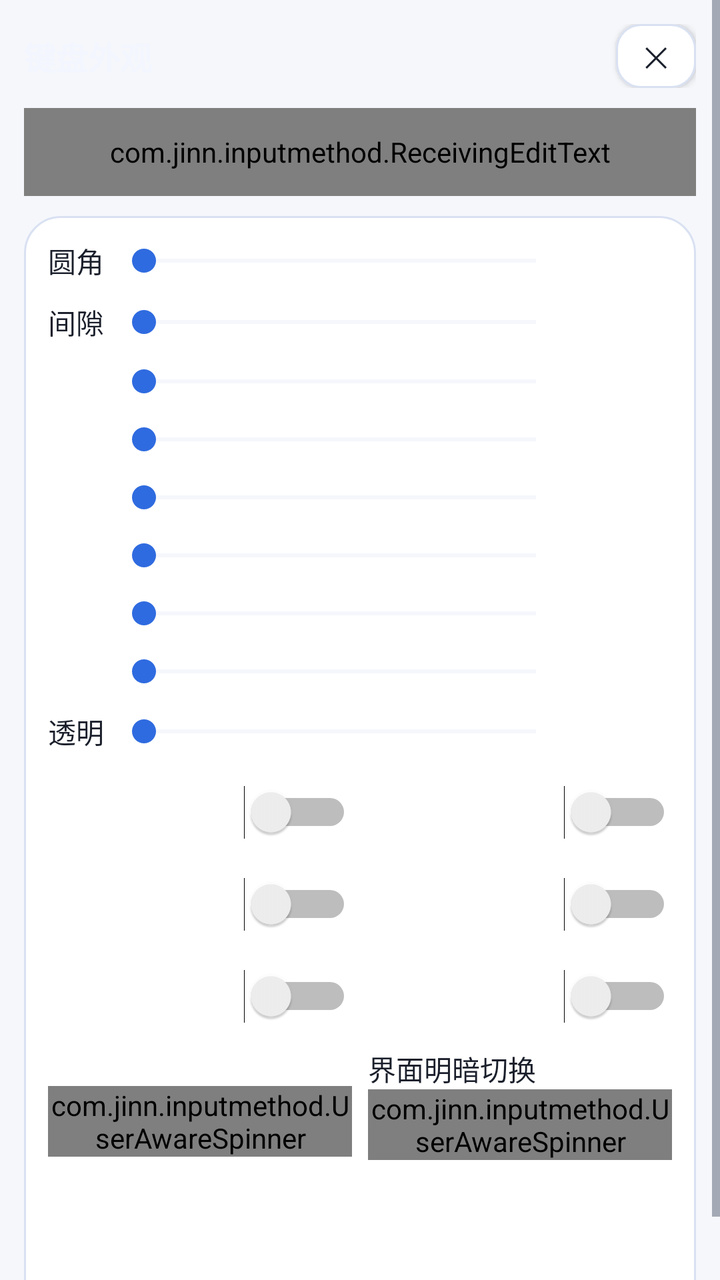
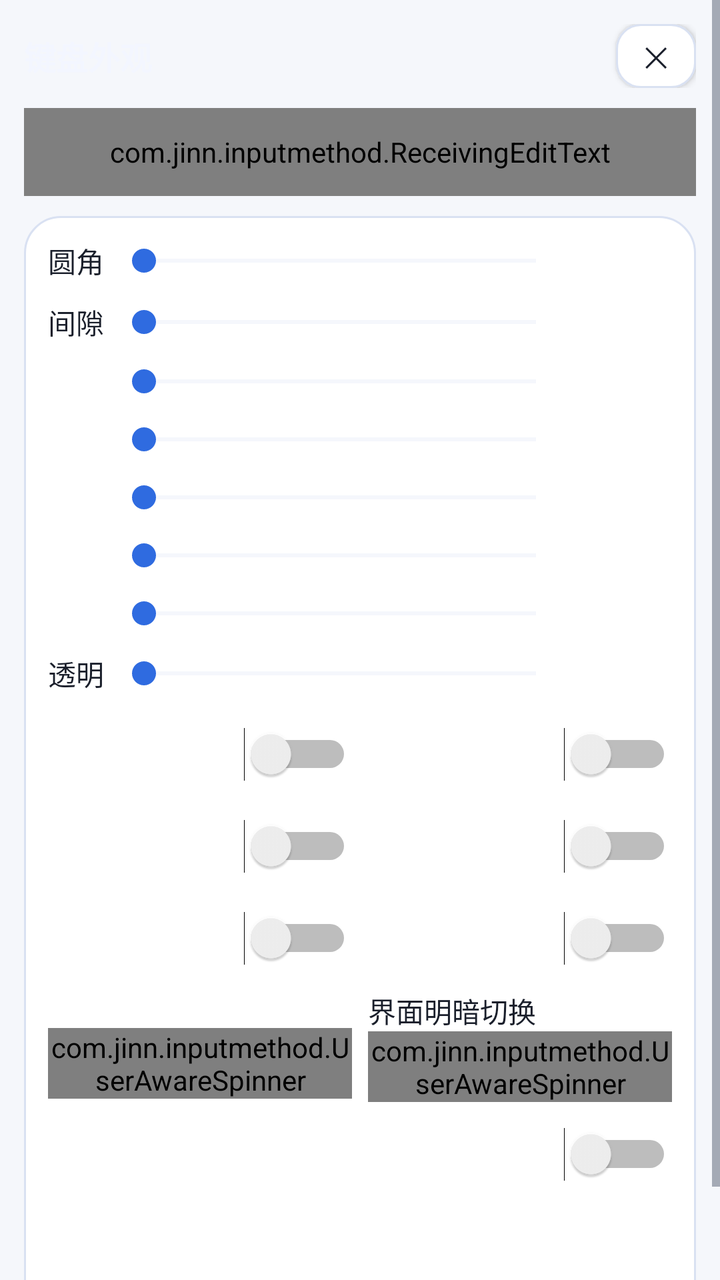

An Android layout rendered at two revisions. The XML below is the earlier revision; the diff shows what the commit changed to produce the second picture.
<!-- AndroidManifest.xml: application theme AppTheme -->
<!-- res/layout/activity_key_appearance.xml -->
<?xml version="1.0" encoding="utf-8"?>
<ScrollView xmlns:android="http://schemas.android.com/apk/res/android"
    android:layout_width="match_parent"
    android:layout_height="match_parent"
    android:fitsSystemWindows="true"
    android:overScrollMode="never">

    <LinearLayout
        android:layout_width="match_parent"
        android:layout_height="wrap_content"
        android:orientation="vertical"
        android:padding="12dp">

        <LinearLayout
            android:layout_width="match_parent"
            android:layout_height="wrap_content"
            android:gravity="center_vertical"
            android:orientation="horizontal">

            <TextView
                android:id="@+id/text_key_appearance_title"
                android:layout_width="0dp"
                android:layout_height="wrap_content"
                android:layout_weight="1"
                android:text="@string/key_appearance_title"
                android:textColor="@color/key_appearance_fg"
                android:textSize="16sp"
                android:textStyle="bold" />

            <Button
                style="@style/SettingsButton"
                android:id="@+id/btn_key_appearance_close"
                android:layout_width="40dp"
                android:layout_height="32dp"
                android:minWidth="0dp"
                android:paddingStart="0dp"
                android:paddingEnd="0dp"
                android:text="@string/symbol_order_close"
                android:textSize="14sp" />
        </LinearLayout>

        
        <com.jinn.inputmethod.ReceivingEditText
            android:layout_width="match_parent"
            android:layout_height="44dp"
            android:layout_marginTop="10dp"
            android:layout_marginBottom="10dp"
            android:background="@drawable/field_aurora"
            android:hint="@string/settings_ime_test_hint"
            android:importantForAutofill="no"
            android:imeOptions="actionDone"
            android:inputType="text"
            android:maxLines="1"
            android:paddingStart="12dp"
            android:paddingEnd="12dp"
            android:textColor="@color/text_primary"
            android:textColorHint="@color/text_secondary"
            android:textSize="14sp" />

        <LinearLayout
            android:layout_width="match_parent"
            android:layout_height="wrap_content"
            android:background="@drawable/card_aurora"
            android:orientation="vertical"
            android:padding="12dp">

            
            <LinearLayout
                android:layout_width="match_parent"
                android:layout_height="wrap_content"
                android:gravity="center_vertical"
                android:orientation="horizontal">

                <TextView
                    android:id="@+id/label_key_corner"
                    android:layout_width="wrap_content"
                    android:layout_height="wrap_content"
                    android:minWidth="32dp"
                    android:text="@string/key_corner_title"
                    android:textColor="@color/text_primary"
                    android:textSize="14sp" />

                <SeekBar
                    android:id="@+id/seek_key_corner"
                    android:layout_width="0dp"
                    android:layout_height="wrap_content"
                    android:layout_marginStart="0dp"
                    android:layout_weight="1"
                    android:progressBackgroundTint="@color/card_stroke"
                    android:progressTint="@color/accent"
                    android:thumbTint="@color/accent" />

                <TextView
                    android:id="@+id/text_key_corner"
                    android:layout_width="wrap_content"
                    android:layout_height="wrap_content"
                    android:gravity="end"
                    android:minWidth="52dp"
                    android:textColor="@color/accent"
                    android:textSize="13sp" />
            </LinearLayout>

            
            <LinearLayout
                android:layout_width="match_parent"
                android:layout_height="wrap_content"
                android:layout_marginTop="10dp"
                android:gravity="center_vertical"
                android:orientation="horizontal">

                <TextView
                    android:id="@+id/label_key_gap"
                    android:layout_width="wrap_content"
                    android:layout_height="wrap_content"
                    android:minWidth="32dp"
                    android:text="@string/key_gap_title"
                    android:textColor="@color/text_primary"
                    android:textSize="14sp" />

                <SeekBar
                    android:id="@+id/seek_key_gap"
                    android:layout_width="0dp"
                    android:layout_height="wrap_content"
                    android:layout_marginStart="0dp"
                    android:layout_weight="1"
                    android:progressBackgroundTint="@color/card_stroke"
                    android:progressTint="@color/accent"
                    android:thumbTint="@color/accent" />

                <TextView
                    android:id="@+id/text_key_gap"
                    android:layout_width="wrap_content"
                    android:layout_height="wrap_content"
                    android:gravity="end"
                    android:minWidth="52dp"
                    android:textColor="@color/accent"
                    android:textSize="13sp" />
            </LinearLayout>

            
            <LinearLayout
                android:layout_width="match_parent"
                android:layout_height="wrap_content"
                android:layout_marginTop="10dp"
                android:gravity="center_vertical"
                android:orientation="horizontal">

                <TextView
                    android:id="@+id/label_key_height"
                    android:layout_width="wrap_content"
                    android:layout_height="wrap_content"
                    android:minWidth="32dp"
                    android:textColor="@color/text_primary"
                    android:textSize="14sp" />

                <SeekBar
                    android:id="@+id/seek_key_height"
                    android:layout_width="0dp"
                    android:layout_height="wrap_content"
                    android:layout_marginStart="0dp"
                    android:layout_weight="1"
                    android:progressBackgroundTint="@color/card_stroke"
                    android:progressTint="@color/accent"
                    android:thumbTint="@color/accent" />

                <TextView
                    android:id="@+id/text_key_height"
                    android:layout_width="wrap_content"
                    android:layout_height="wrap_content"
                    android:gravity="end"
                    android:minWidth="52dp"
                    android:textColor="@color/accent"
                    android:textSize="13sp" />
            </LinearLayout>

            
            <LinearLayout
                android:layout_width="match_parent"
                android:layout_height="wrap_content"
                android:layout_marginTop="10dp"
                android:gravity="center_vertical"
                android:orientation="horizontal">

                <TextView
                    android:id="@+id/label_candidate_spacing"
                    android:layout_width="wrap_content"
                    android:layout_height="wrap_content"
                    android:minWidth="32dp"
                    android:textColor="@color/text_primary"
                    android:textSize="14sp" />

                <SeekBar
                    android:id="@+id/seek_candidate_spacing"
                    android:layout_width="0dp"
                    android:layout_height="wrap_content"
                    android:layout_marginStart="0dp"
                    android:layout_weight="1"
                    android:progressBackgroundTint="@color/card_stroke"
                    android:progressTint="@color/accent"
                    android:thumbTint="@color/accent" />

                <TextView
                    android:id="@+id/text_candidate_spacing"
                    android:layout_width="wrap_content"
                    android:layout_height="wrap_content"
                    android:gravity="end"
                    android:minWidth="52dp"
                    android:textColor="@color/accent"
                    android:textSize="13sp" />
            </LinearLayout>

            
            <LinearLayout
                android:layout_width="match_parent"
                android:layout_height="wrap_content"
                android:layout_marginTop="10dp"
                android:gravity="center_vertical"
                android:orientation="horizontal">

                <TextView
                    android:id="@+id/label_candidate_text_size"
                    android:layout_width="wrap_content"
                    android:layout_height="wrap_content"
                    android:minWidth="32dp"
                    android:textColor="@color/text_primary"
                    android:textSize="14sp" />

                <SeekBar
                    android:id="@+id/seek_candidate_text_size"
                    android:layout_width="0dp"
                    android:layout_height="wrap_content"
                    android:layout_marginStart="0dp"
                    android:layout_weight="1"
                    android:progressBackgroundTint="@color/card_stroke"
                    android:progressTint="@color/accent"
                    android:thumbTint="@color/accent" />

                <TextView
                    android:id="@+id/text_candidate_text_size"
                    android:layout_width="wrap_content"
                    android:layout_height="wrap_content"
                    android:gravity="end"
                    android:minWidth="52dp"
                    android:textColor="@color/accent"
                    android:textSize="13sp" />
            </LinearLayout>

            
            <LinearLayout
                android:layout_width="match_parent"
                android:layout_height="wrap_content"
                android:layout_marginTop="10dp"
                android:gravity="center_vertical"
                android:orientation="horizontal">

                <TextView
                    android:id="@+id/label_pinyin_text_size"
                    android:layout_width="wrap_content"
                    android:layout_height="wrap_content"
                    android:minWidth="32dp"
                    android:textColor="@color/text_primary"
                    android:textSize="14sp" />

                <SeekBar
                    android:id="@+id/seek_pinyin_text_size"
                    android:layout_width="0dp"
                    android:layout_height="wrap_content"
                    android:layout_marginStart="0dp"
                    android:layout_weight="1"
                    android:progressBackgroundTint="@color/card_stroke"
                    android:progressTint="@color/accent"
                    android:thumbTint="@color/accent" />

                <TextView
                    android:id="@+id/text_pinyin_text_size"
                    android:layout_width="wrap_content"
                    android:layout_height="wrap_content"
                    android:gravity="end"
                    android:minWidth="52dp"
                    android:textColor="@color/accent"
                    android:textSize="13sp" />
            </LinearLayout>

            
            <LinearLayout
                android:layout_width="match_parent"
                android:layout_height="wrap_content"
                android:layout_marginTop="10dp"
                android:gravity="center_vertical"
                android:orientation="horizontal">

                <TextView
                    android:id="@+id/label_pinyin_line_gap"
                    android:layout_width="wrap_content"
                    android:layout_height="wrap_content"
                    android:minWidth="32dp"
                    android:textColor="@color/text_primary"
                    android:textSize="14sp" />

                <SeekBar
                    android:id="@+id/seek_pinyin_line_gap"
                    android:layout_width="0dp"
                    android:layout_height="wrap_content"
                    android:layout_marginStart="0dp"
                    android:layout_weight="1"
                    android:progressBackgroundTint="@color/card_stroke"
                    android:progressTint="@color/accent"
                    android:thumbTint="@color/accent" />

                <TextView
                    android:id="@+id/text_pinyin_line_gap"
                    android:layout_width="wrap_content"
                    android:layout_height="wrap_content"
                    android:gravity="end"
                    android:minWidth="52dp"
                    android:textColor="@color/accent"
                    android:textSize="13sp" />
            </LinearLayout>

            
            <LinearLayout
                android:layout_width="match_parent"
                android:layout_height="wrap_content"
                android:layout_marginTop="10dp"
                android:gravity="center_vertical"
                android:orientation="horizontal">

                <TextView
                    android:id="@+id/label_function_digit_size"
                    android:layout_width="wrap_content"
                    android:layout_height="wrap_content"
                    android:minWidth="32dp"
                    android:textColor="@color/text_primary"
                    android:textSize="14sp" />

                <SeekBar
                    android:id="@+id/seek_function_digit_size"
                    android:layout_width="0dp"
                    android:layout_height="wrap_content"
                    android:layout_marginStart="0dp"
                    android:layout_weight="1"
                    android:progressBackgroundTint="@color/card_stroke"
                    android:progressTint="@color/accent"
                    android:thumbTint="@color/accent" />

                <TextView
                    android:id="@+id/text_function_digit_size"
                    android:layout_width="wrap_content"
                    android:layout_height="wrap_content"
                    android:gravity="end"
                    android:minWidth="52dp"
                    android:textColor="@color/accent"
                    android:textSize="13sp" />
            </LinearLayout>

            
            <LinearLayout
                android:layout_width="match_parent"
                android:layout_height="wrap_content"
                android:layout_marginTop="10dp"
                android:gravity="center_vertical"
                android:orientation="horizontal">

                <TextView
                    android:id="@+id/label_key_transparency"
                    android:layout_width="wrap_content"
                    android:layout_height="wrap_content"
                    android:minWidth="32dp"
                    android:text="@string/key_transparency_title"
                    android:textColor="@color/text_primary"
                    android:textSize="14sp" />

                <SeekBar
                    android:id="@+id/seek_key_transparency"
                    android:layout_width="0dp"
                    android:layout_height="wrap_content"
                    android:layout_marginStart="0dp"
                    android:layout_weight="1"
                    android:progressBackgroundTint="@color/card_stroke"
                    android:progressTint="@color/accent"
                    android:thumbTint="@color/accent" />

                <TextView
                    android:id="@+id/text_key_transparency"
                    android:layout_width="wrap_content"
                    android:layout_height="wrap_content"
                    android:gravity="end"
                    android:minWidth="52dp"
                    android:textColor="@color/accent"
                    android:textSize="13sp" />
            </LinearLayout>

            
            <LinearLayout
                android:layout_width="match_parent"
                android:layout_height="wrap_content"
                android:layout_marginTop="10dp"
                android:baselineAligned="false"
                android:orientation="horizontal">

                <Switch
                    android:id="@+id/switch_letter_uppercase"
                    android:layout_width="0dp"
                    android:layout_height="wrap_content"
                    android:layout_weight="1"
                    android:minHeight="40dp"
                    android:textColor="@color/text_primary"
                    android:textSize="14sp" />

                <Switch
                    android:id="@+id/switch_key_hint"
                    android:layout_width="0dp"
                    android:layout_height="wrap_content"
                    android:layout_marginStart="8dp"
                    android:layout_weight="1"
                    android:minHeight="40dp"
                    android:textColor="@color/text_primary"
                    android:textSize="14sp" />
            </LinearLayout>

            <LinearLayout
                android:layout_width="match_parent"
                android:layout_height="wrap_content"
                android:layout_marginTop="6dp"
                android:baselineAligned="false"
                android:orientation="horizontal">

                <Switch
                    android:id="@+id/switch_pinyin_quanpin"
                    android:layout_width="0dp"
                    android:layout_height="wrap_content"
                    android:layout_weight="1"
                    android:minHeight="40dp"
                    android:textColor="@color/text_primary"
                    android:textSize="14sp" />

                <Switch
                    android:id="@+id/switch_candidate_paging"
                    android:layout_width="0dp"
                    android:layout_height="wrap_content"
                    android:layout_marginStart="8dp"
                    android:layout_weight="1"
                    android:minHeight="40dp"
                    android:textColor="@color/text_primary"
                    android:textSize="14sp" />
            </LinearLayout>

            
            <LinearLayout
                android:layout_width="match_parent"
                android:layout_height="wrap_content"
                android:layout_marginTop="6dp"
                android:baselineAligned="false"
                android:orientation="horizontal">

                <Switch
                    android:id="@+id/switch_caps_oneshot"
                    android:layout_width="0dp"
                    android:layout_height="wrap_content"
                    android:layout_weight="1"
                    android:minHeight="40dp"
                    android:textColor="@color/text_primary"
                    android:textSize="14sp" />

                <Switch
                    android:id="@+id/switch_longpress_lower_uppercase"
                    android:layout_width="0dp"
                    android:layout_height="wrap_content"
                    android:layout_marginStart="8dp"
                    android:layout_weight="1"
                    android:minHeight="40dp"
                    android:textColor="@color/text_primary"
                    android:textSize="14sp" />
            </LinearLayout>

            <LinearLayout
                android:layout_width="match_parent"
                android:layout_height="wrap_content"
                android:layout_marginTop="6dp"
                android:baselineAligned="false"
                android:orientation="horizontal">

                <LinearLayout
                    android:layout_width="0dp"
                    android:layout_height="wrap_content"
                    android:layout_weight="1"
                    android:orientation="vertical">

                    <TextView
                        android:id="@+id/label_candidate_rows"
                        android:layout_width="match_parent"
                        android:layout_height="wrap_content"
                        android:textColor="@color/text_primary"
                        android:textSize="14sp" />

                    <com.jinn.inputmethod.UserAwareSpinner
                        android:id="@+id/spinner_candidate_rows"
                        android:layout_width="match_parent"
                        android:layout_height="wrap_content"
                        android:spinnerMode="dropdown" />
                </LinearLayout>

                <LinearLayout
                    android:layout_width="0dp"
                    android:layout_height="wrap_content"
                    android:layout_marginStart="8dp"
                    android:layout_weight="1"
                    android:orientation="vertical">

                    <TextView
                        android:id="@+id/label_theme_mode"
                        android:layout_width="match_parent"
                        android:layout_height="wrap_content"
                        android:text="@string/theme_card_title"
                        android:textColor="@color/text_primary"
                        android:textSize="14sp" />

                    <com.jinn.inputmethod.UserAwareSpinner
                        android:id="@+id/spinner_theme"
                        android:layout_width="match_parent"
                        android:layout_height="wrap_content"
                        android:spinnerMode="dropdown" />
                </LinearLayout>
            </LinearLayout>

            <LinearLayout
                android:id="@+id/row_theme_schedule"
                android:layout_width="match_parent"
                android:layout_height="wrap_content"
                android:layout_marginTop="6dp"
                android:orientation="horizontal"
                android:visibility="gone">

                <Button
                    style="@style/SettingsButton"
                    android:id="@+id/btn_theme_light_at"
                    android:layout_width="0dp"
                    android:layout_height="wrap_content"
                    android:layout_weight="1"
                    android:minWidth="0dp" />

                <Button
                    style="@style/SettingsButton"
                    android:id="@+id/btn_theme_dark_at"
                    android:layout_width="0dp"
                    android:layout_height="wrap_content"
                    android:layout_marginStart="8dp"
                    android:layout_weight="1"
                    android:minWidth="0dp" />
            </LinearLayout>
            
            
            <LinearLayout
                android:layout_width="match_parent"
                android:layout_height="wrap_content"
                android:layout_marginTop="12dp"
                android:gravity="center_vertical"
                android:orientation="horizontal">

                <TextView
                    android:id="@+id/text_skin_light_title"
                    android:layout_width="wrap_content"
                    android:layout_height="wrap_content"
                    android:textColor="@color/text_primary"
                    android:textSize="13sp"
                    android:textStyle="bold" />

                <TextView
                    android:id="@+id/text_skin_light_desc"
                    android:layout_width="0dp"
                    android:layout_height="wrap_content"
                    android:layout_marginStart="8dp"
                    android:layout_weight="1"
                    android:paddingStart="4dp"
                    android:paddingEnd="4dp"
                    android:textColor="@color/text_primary"
                    android:textSize="12sp" />
            </LinearLayout>

            <LinearLayout
                android:id="@+id/skin_row_light"
                android:layout_width="match_parent"
                android:layout_height="wrap_content"
                android:layout_marginTop="6dp"
                android:orientation="vertical" />

            <LinearLayout
                android:layout_width="match_parent"
                android:layout_height="wrap_content"
                android:layout_marginTop="10dp"
                android:gravity="center_vertical"
                android:orientation="horizontal">

                <TextView
                    android:id="@+id/text_skin_dark_title"
                    android:layout_width="wrap_content"
                    android:layout_height="wrap_content"
                    android:textColor="@color/text_primary"
                    android:textSize="13sp"
                    android:textStyle="bold" />

                <TextView
                    android:id="@+id/text_skin_dark_desc"
                    android:layout_width="0dp"
                    android:layout_height="wrap_content"
                    android:layout_marginStart="8dp"
                    android:layout_weight="1"
                    android:paddingStart="4dp"
                    android:paddingEnd="4dp"
                    android:textColor="@color/text_primary"
                    android:textSize="12sp" />
            </LinearLayout>

            <LinearLayout
                android:id="@+id/skin_row_dark"
                android:layout_width="match_parent"
                android:layout_height="wrap_content"
                android:layout_marginTop="6dp"
                android:orientation="vertical" />

        </LinearLayout>
    </LinearLayout>
</ScrollView>
<!-- resources referenced by this layout -->
<resources>
  <color name="accent">#2F6BE0</color>
  <color name="card_stroke">#D9E1F2</color>
  <color name="key_appearance_fg">#F3F6FF</color>
  <color name="text_primary">#1A1F2B</color>
  <color name="text_secondary">#5A6474</color>
  <!-- drawable card_aurora (drawable) -->
  <?xml version="1.0" encoding="utf-8"?>
  <shape xmlns:android="http://schemas.android.com/apk/res/android"
      android:shape="rectangle">
      <solid android:color="@color/card_bg" />
      <corners android:radius="18dp" />
      <stroke
          android:width="1dp"
          android:color="@color/card_stroke" />
  </shape>
  <!-- drawable field_aurora (drawable) -->
  <?xml version="1.0" encoding="utf-8"?>
  <selector xmlns:android="http://schemas.android.com/apk/res/android">
      <item android:state_focused="true">
          <shape android:shape="rectangle">
              <solid android:color="@color/field_bg" />
              <corners android:radius="12dp" />
              <stroke
                  android:width="1.5dp"
                  android:color="@color/aurora_cyan" />
          </shape>
      </item>
      <item>
          <shape android:shape="rectangle">
              <solid android:color="@color/field_bg" />
              <corners android:radius="12dp" />
              <stroke
                  android:width="1dp"
                  android:color="@color/card_stroke" />
          </shape>
      </item>
  </selector>
  <string name="key_appearance_title">键盘外观</string>
  <string name="key_corner_title">圆角</string>
  <string name="key_gap_title">间隙</string>
  <string name="key_transparency_title">透明</string>
  <string name="settings_ime_test_hint">点这里唤起键盘</string>
  <string name="symbol_order_close">✕</string>
  <string name="theme_card_title">界面明暗切换</string>
  <style name="SettingsButton">
          <item name="android:layout_width">match_parent</item>
          <item name="android:layout_height">40dp</item>
          <item name="android:background">@drawable/btn_aurora_secondary</item>
          <item name="android:textColor">@color/text_primary</item>
          <item name="android:textSize">13sp</item>
          <item name="android:gravity">center</item>
      </style>
  <color name="card_bg">#FFFFFF</color>
  <color name="field_bg">#F1F4FC</color>
  <color name="aurora_cyan">#0A7A90</color>
  <!-- drawable btn_aurora_secondary (drawable) -->
  <?xml version="1.0" encoding="utf-8"?>
  <ripple xmlns:android="http://schemas.android.com/apk/res/android"
      android:color="@color/ripple_on_surface">
      <item>
          <shape android:shape="rectangle">
              <solid android:color="@color/btn_secondary_bg" />
              <corners android:radius="12dp" />
              <stroke
                  android:width="1dp"
                  android:color="@color/card_stroke" />
          </shape>
      </item>
  </ripple>
  <color name="app_bg">#F5F7FB</color>
  <color name="nav_bar">#1A1F2B</color>
  <style name="AppDialogTheme" parent="@android:style/Theme.Material.Light.Dialog.Alert">
          <item name="android:colorAccent">@color/accent</item>
          <item name="android:colorBackground">@color/app_bg</item>
          <item name="android:textColorPrimary">@color/text_primary</item>
          <item name="android:textColorSecondary">@color/text_secondary</item>
          
          <item name="android:windowAnimationStyle">@null</item>
      </style>
  <color name="ripple_on_surface">#1A000000</color>
  <color name="btn_secondary_bg">#FFFFFF</color>
  <!-- unchanged entries left out for length: 1 -->
</resources>

<!-- the commit's change to res/layout/activity_key_appearance.xml (unified diff, before → after) -->
@@ -326,42 +326,6 @@
                 android:orientation="horizontal">
 
                 <TextView
-                    android:id="@+id/label_function_digit_size"
-                    android:layout_width="wrap_content"
-                    android:layout_height="wrap_content"
-                    android:minWidth="32dp"
-                    android:textColor="@color/text_primary"
-                    android:textSize="14sp" />
-
-                <SeekBar
-                    android:id="@+id/seek_function_digit_size"
-                    android:layout_width="0dp"
-                    android:layout_height="wrap_content"
-                    android:layout_marginStart="0dp"
-                    android:layout_weight="1"
-                    android:progressBackgroundTint="@color/card_stroke"
-                    android:progressTint="@color/accent"
-                    android:thumbTint="@color/accent" />
-
-                <TextView
-                    android:id="@+id/text_function_digit_size"
-                    android:layout_width="wrap_content"
-                    android:layout_height="wrap_content"
-                    android:gravity="end"
-                    android:minWidth="52dp"
-                    android:textColor="@color/accent"
-                    android:textSize="13sp" />
-            </LinearLayout>
-
-            
-            <LinearLayout
-                android:layout_width="match_parent"
-                android:layout_height="wrap_content"
-                android:layout_marginTop="10dp"
-                android:gravity="center_vertical"
-                android:orientation="horizontal">
-
-                <TextView
                     android:id="@+id/label_key_transparency"
                     android:layout_width="wrap_content"
                     android:layout_height="wrap_content"
@@ -548,6 +512,24 @@
                     android:layout_weight="1"
                     android:minWidth="0dp" />
             </LinearLayout>
+
+            
+            <LinearLayout
+                android:layout_width="match_parent"
+                android:layout_height="wrap_content"
+                android:layout_marginTop="6dp"
+                android:baselineAligned="false"
+                android:orientation="horizontal">
+
+                <Switch
+                    android:id="@+id/switch_number_row"
+                    android:layout_width="0dp"
+                    android:layout_height="wrap_content"
+                    android:layout_weight="1"
+                    android:minHeight="40dp"
+                    android:textColor="@color/text_primary"
+                    android:textSize="14sp" />
+            </LinearLayout>
             
             
             <LinearLayout
